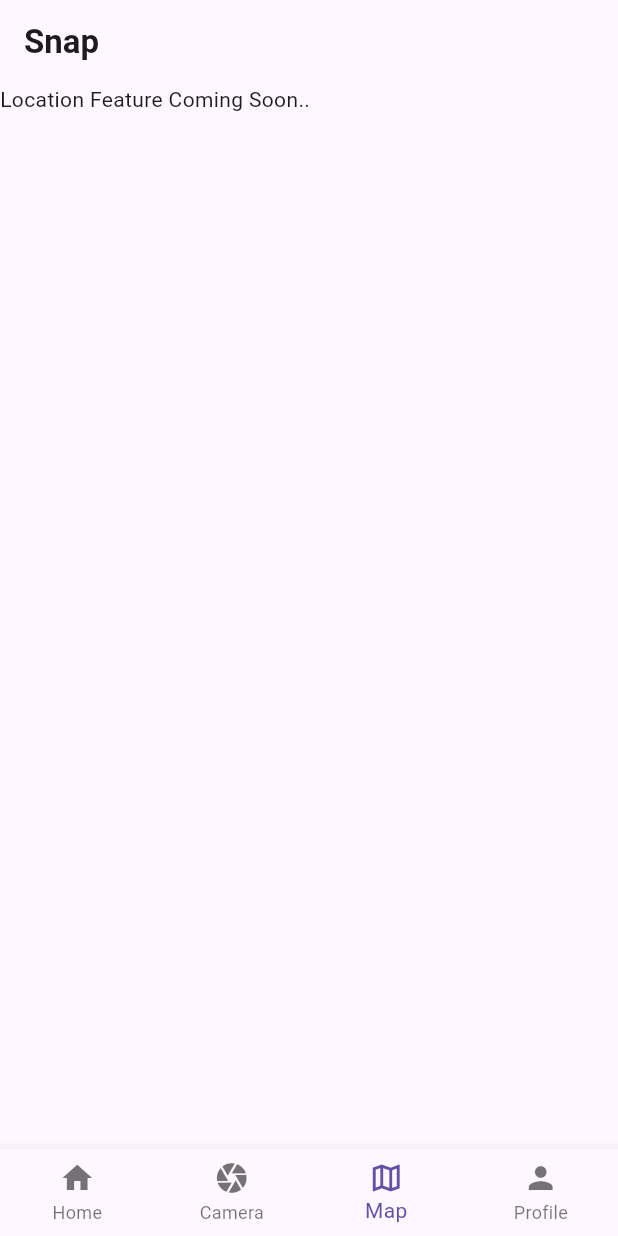
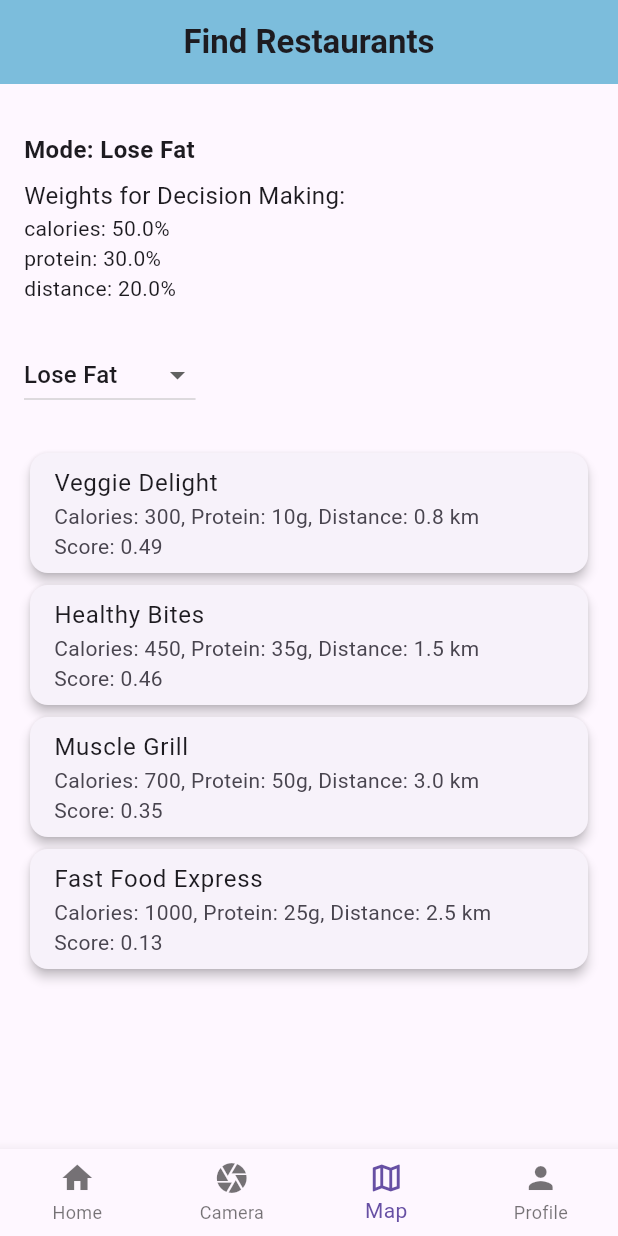
Before and after one commit to lufia0813/SnapEats, a Flutter app: the screen it shows after launch, item 3 of the bottom bar chosen, on a phone screen of 412 x 824 dp. Run offline on Flutter 3.47's test engine with Material 3 defaults, Android fonts, the phone set to English and light mode, and no system bars; our stand-ins replace camera.

Commit message:
scoring system in map page based on protein, carbs, and distance

```diff
--- a/snapeats/lib/main.dart
+++ b/snapeats/lib/main.dart
@@ -38,7 +38,7 @@ class MainScreen extends StatefulWidget {
 
 class _MainScreenState extends State<MainScreen> {
   int _selectedIndex = 0;
-  final List<Widget> _pages = [HomePage(),const CameraPage(),const MapPage(), const ProfilePage()];
+  final List<Widget> _pages = [HomePage(),const CameraPage(), MapPage(), const ProfilePage()];
 
   void _onItemTapped(int index) {
     setState(() {
--- a/snapeats/lib/mappage.dart
+++ b/snapeats/lib/mappage.dart
@@ -1,20 +1,136 @@
 import 'package:flutter/material.dart';
+import 'package:provider/provider.dart';
+import 'user_profile.dart';
 
 class MapPage extends StatefulWidget {
-  const MapPage({super.key});
-
   @override
   State<MapPage> createState() => _MapPageState();
 }
 
 class _MapPageState extends State<MapPage> {
+  String currentMode = "Lose Fat"; // Default mode
+  final Map<String, Map<String, double>> modes = {
+    "Lose Fat": {"calories": 0.5, "protein": 0.3, "distance": 0.2},
+    "Gain Muscle": {"calories": 0.3, "protein": 0.5, "distance": 0.2},
+    "Nearby": {"calories": 0.2, "protein": 0.3, "distance": 0.5},
+  };
+
+  // Sample restaurant data
+  List<Map<String, dynamic>> restaurants = [
+    {"name": "Healthy Bites", "calories": 450, "protein": 35, "distance": 1.5},
+    {"name": "Muscle Grill", "calories": 700, "protein": 50, "distance": 3.0},
+    {"name": "Veggie Delight", "calories": 300, "protein": 10, "distance": 0.8},
+    {"name": "Fast Food Express", "calories": 1000, "protein": 25, "distance": 2.5},
+  ];
+
   @override
   Widget build(BuildContext context) {
-    return Scaffold(appBar: AppBar(
-        title: const Text("Snap",
-        style: TextStyle(fontWeight: FontWeight.bold),),
+    final userProfile = context.watch<UserProfile>();
+
+    // Function to calculate restaurant score based on the selected mode
+    double calculateScore(Map<String, dynamic> restaurant) {
+      Map<String, double> weights = modes[currentMode]!;
+      double score = 0;
+      score += weights["calories"]! * (1000 - restaurant["calories"]) / 1000; // lower calories better
+      score += weights["protein"]! * restaurant["protein"] / 100; // higher protein better
+      score += weights["distance"]! * (1 / (1 + restaurant["distance"])); // shorter distance better
+      return score;
+    }
+
+    // Sort restaurants by score
+    restaurants.sort((a, b) => calculateScore(b).compareTo(calculateScore(a)));
+
+    return Scaffold(
+      appBar: AppBar(
+        title: const Text(
+          "Find Restaurants",
+          style: TextStyle(fontWeight: FontWeight.bold),
+        ),
+        centerTitle: true,
+        backgroundColor: const Color.fromARGB(255, 124, 189, 220),
       ),
-      body: const Text("Location Feature Coming Soon.."),
-      );
+      body: Padding(
+        padding: const EdgeInsets.all(16.0),
+        child: Column(
+          crossAxisAlignment: CrossAxisAlignment.start,
+          children: [
+            // Display user's goals at the top of the screen
+            if (userProfile.goals != null)
+              Card(
+                elevation: 3,
+                shape: RoundedRectangleBorder(
+                  borderRadius: BorderRadius.circular(12),
+                ),
+                child: Padding(
+                  padding: const EdgeInsets.all(16.0),
+                  child: Text(
+                    "Your Goal: ${userProfile.goals}",
+                    style: const TextStyle(
+                        fontSize: 18, fontWeight: FontWeight.bold),
+                  ),
+                ),
+              ),
+            const SizedBox(height: 16),
+            // Display current mode
+            Text(
+              "Mode: $currentMode",
+              style: const TextStyle(
+                  fontSize: 16, fontWeight: FontWeight.bold),
+            ),
+            const SizedBox(height: 8),
+            const Text(
+              "Weights for Decision Making:",
+              style: TextStyle(fontSize: 16),
+            ),
+            ...modes[currentMode]!.entries.map(
+              (entry) => Text(
+                "${entry.key}: ${(entry.value * 100).toStringAsFixed(1)}%",
+                style: const TextStyle(fontSize: 14),
+              ),
+            ),
+            const SizedBox(height: 24),
+            // Dropdown for selecting the mode
+            DropdownButton<String>(
+              value: currentMode,
+              items: modes.keys
+                  .map((mode) => DropdownMenuItem<String>(
+                        value: mode,
+                        child: Text(mode),
+                      ))
+                  .toList(),
+              onChanged: (value) {
+                if (value != null) {
+                  setState(() {
+                    currentMode = value;
+                  });
+                }
+              },
+            ),
+            const SizedBox(height: 24),
+            // Display restaurant rankings based on the mode
+            Expanded(
+              child: ListView.builder(
+                itemCount: restaurants.length,
+                itemBuilder: (context, index) {
+                  var restaurant = restaurants[index];
+                  double score = calculateScore(restaurant);
+                  return Card(
+                    elevation: 3,
+                    shape: RoundedRectangleBorder(
+                      borderRadius: BorderRadius.circular(12),
+                    ),
+                    child: ListTile(
+                      title: Text(restaurant["name"]),
+                      subtitle: Text(
+                          "Calories: ${restaurant["calories"]}, Protein: ${restaurant["protein"]}g, Distance: ${restaurant["distance"]} km\nScore: ${score.toStringAsFixed(2)}"),
+                    ),
+                  );
+                },
+              ),
+            ),
+          ],
+        ),
+      ),
+    );
   }
 }
```
